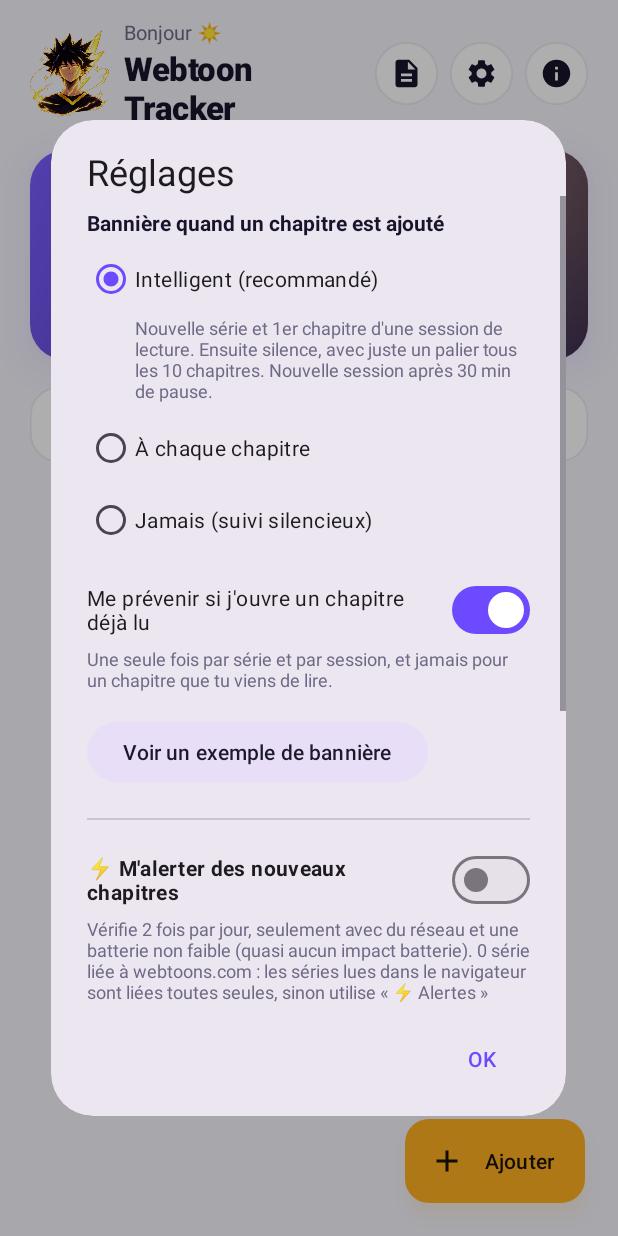
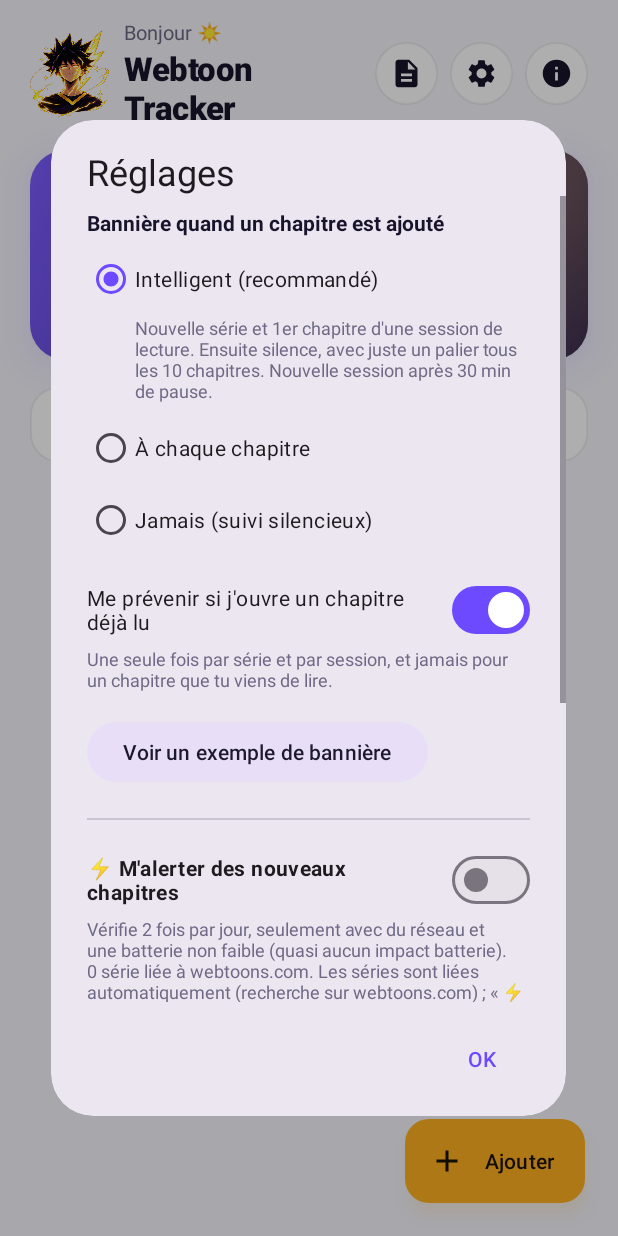
Before and after one commit to MarshallJr/webtoon-tracker, an Android app: the screen it shows after launch (MainActivity), after a tap on "Réglages", on a phone screen of 412 x 824 dp. Run offline under Robolectric (Android 15) with nearby library versions, the phone set to English and light mode, and no system bars.

Commit message:
v2.4 : liaison webtoons.com automatique pour les alertes + ombres violettes renforcées
Co-Authored-By: Claude Opus 5.5 <noreply@anthropic.com>
Claude-Session: https://claude.ai/code/session_01UKmxMZ85uXgmVu6FgR4xwn

```diff
--- a/app/build.gradle
+++ b/app/build.gradle
@@ -10,8 +10,8 @@ android {
         applicationId 'com.lois.webtoontracker'
         minSdk 26
         targetSdk 35
-        versionCode 10
-        versionName '2.3.1'
+        versionCode 11
+        versionName '2.4'
     }
 
     // Clé de signature FIXE : sans elle, chaque build GitHub avait une clé différente
--- a/app/src/main/java/com/lois/webtoontracker/Detector.java
+++ b/app/src/main/java/com/lois/webtoontracker/Detector.java
@@ -254,7 +254,7 @@ public final class Detector {
         }
     }
 
-    static String slugToTitle(String slug) {
+    public static String slugToTitle(String slug) {
         String s = slug.replaceAll("[-_+]+", " ").replaceAll("%20", " ").trim();
         StringBuilder sb = new StringBuilder();
         for (String w : s.split("\\s+")) {
--- a/app/src/main/java/com/lois/webtoontracker/MainActivity.java
+++ b/app/src/main/java/com/lois/webtoontracker/MainActivity.java
@@ -367,8 +367,8 @@ public class MainActivity extends AppCompatActivity {
         long last = p.getLong("last_check", 0);
         return "Vérifie 2 fois par jour, seulement avec du réseau et une batterie non faible "
                 + "(quasi aucun impact batterie). " + linked + (linked > 1 ? " séries liées" : " série liée")
-                + " à webtoons.com : les séries lues dans le navigateur sont liées toutes seules, sinon "
-                + "utilise « ⚡ Alertes » dans la fiche d'une série."
+                + " à webtoons.com. Les séries sont liées automatiquement (recherche sur webtoons.com) ; "
+                + "« ⚡ Alertes » dans la fiche d'une série sert seulement si une série n'est pas trouvée."
                 + (last > 0 ? "\nDernière vérification : "
                 + new SimpleDateFormat("dd/MM HH:mm", Locale.FRANCE).format(new Date(last)) : "");
     }
--- a/app/src/main/res/layout/activity_main.xml
+++ b/app/src/main/res/layout/activity_main.xml
@@ -289,8 +289,8 @@
         <FrameLayout
             android:layout_width="match_parent"
             android:layout_height="0dp"
-            android:layout_marginStart="-6dp"
-            android:layout_marginEnd="-6dp"
+            android:layout_marginStart="-12dp"
+            android:layout_marginEnd="-12dp"
             android:layout_weight="1">
 
             <androidx.recyclerview.widget.RecyclerView
@@ -298,8 +298,9 @@
                 android:layout_width="match_parent"
                 android:layout_height="match_parent"
                 android:clipToPadding="false"
-                android:paddingStart="6dp"
-                android:paddingEnd="6dp"
+                android:paddingStart="12dp"
+                android:paddingTop="2dp"
+                android:paddingEnd="12dp"
                 android:paddingBottom="110dp" />
 
             <LinearLayout
--- a/app/src/main/res/values-night/colors.xml
+++ b/app/src/main/res/values-night/colors.xml
@@ -14,4 +14,5 @@
     <color name="hairline">#14FFFFFF</color>
     <color name="shadow">#806D4AFF</color>
     <color name="shadow_strong">#CC7B5CFF</color>
+    <color name="card_shadow">#FF8C6BFF</color>
 </resources>
--- a/app/src/main/res/values/colors.xml
+++ b/app/src/main/res/values/colors.xml
@@ -15,4 +15,5 @@
     <color name="hairline">#0F17142B</color>
     <color name="shadow">#336D4AFF</color>
     <color name="shadow_strong">#806D4AFF</color>
+    <color name="card_shadow">#B36D4AFF</color>
 </resources>
```
Also changed, not shown: app/src/main/java/com/lois/webtoontracker/CoverWorker.java (+67 -5 lines), app/src/main/res/layout/item_series.xml (+5 -5 lines).
